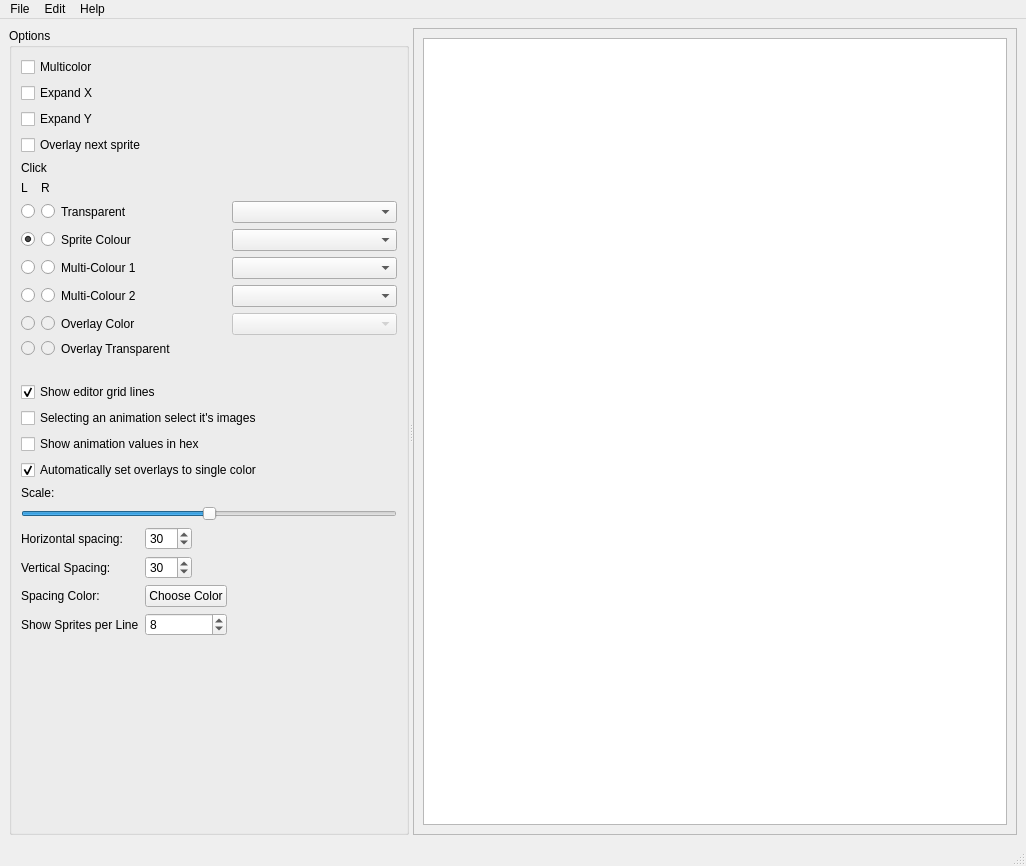
The window that mainwindow.ui (jowin202/OpenSprite) describes before a commit, drawn with Qt 5.
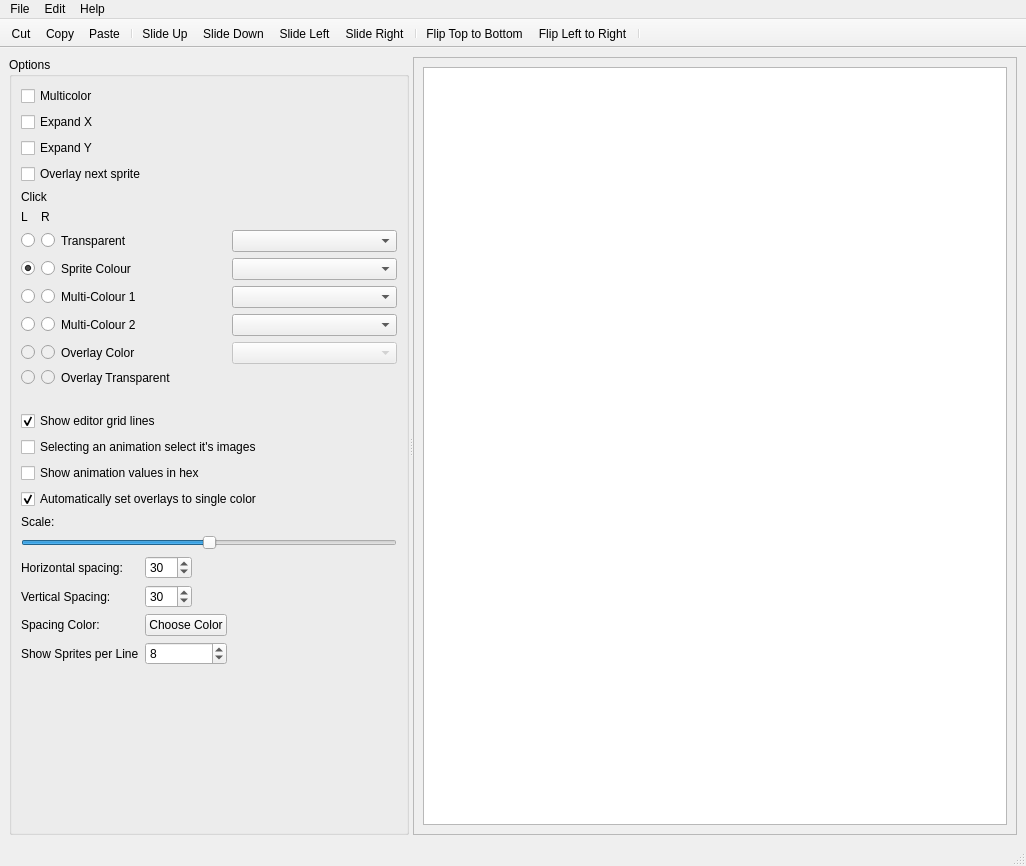
The same window after the commit. Icons and pictures are not drawn. Custom widgets are drawn as their Qt base class.

Diff of the .ui file:
```diff
--- a/mainwindow.ui
+++ b/mainwindow.ui
@@ -580,7 +580,7 @@
            <x>0</x>
            <y>0</y>
            <width>609</width>
-           <height>797</height>
+           <height>761</height>
           </rect>
          </property>
          <layout class="QGridLayout" name="gridLayout_2">
@@ -656,6 +656,32 @@
    <addaction name="menuHelp"/>
   </widget>
   <widget class="QStatusBar" name="statusbar"/>
+  <widget class="QToolBar" name="toolBar">
+   <property name="windowTitle">
+    <string>toolBar</string>
+   </property>
+   <property name="movable">
+    <bool>false</bool>
+   </property>
+   <attribute name="toolBarArea">
+    <enum>TopToolBarArea</enum>
+   </attribute>
+   <attribute name="toolBarBreak">
+    <bool>false</bool>
+   </attribute>
+   <addaction name="actionCut"/>
+   <addaction name="actionCopy"/>
+   <addaction name="actionPaste"/>
+   <addaction name="separator"/>
+   <addaction name="actionSlide_Up"/>
+   <addaction name="actionSlide_Down"/>
+   <addaction name="actionSlide_Left"/>
+   <addaction name="actionSlide_Right"/>
+   <addaction name="separator"/>
+   <addaction name="actionFlip_Top_to_Bottom"/>
+   <addaction name="actionFlip_Left_to_Right"/>
+   <addaction name="separator"/>
+  </widget>
   <action name="actionOpenProject">
    <property name="text">
     <string>Open Project</string>
```
Left out of the diff: 56 changed lines with no effect on the pictures.
